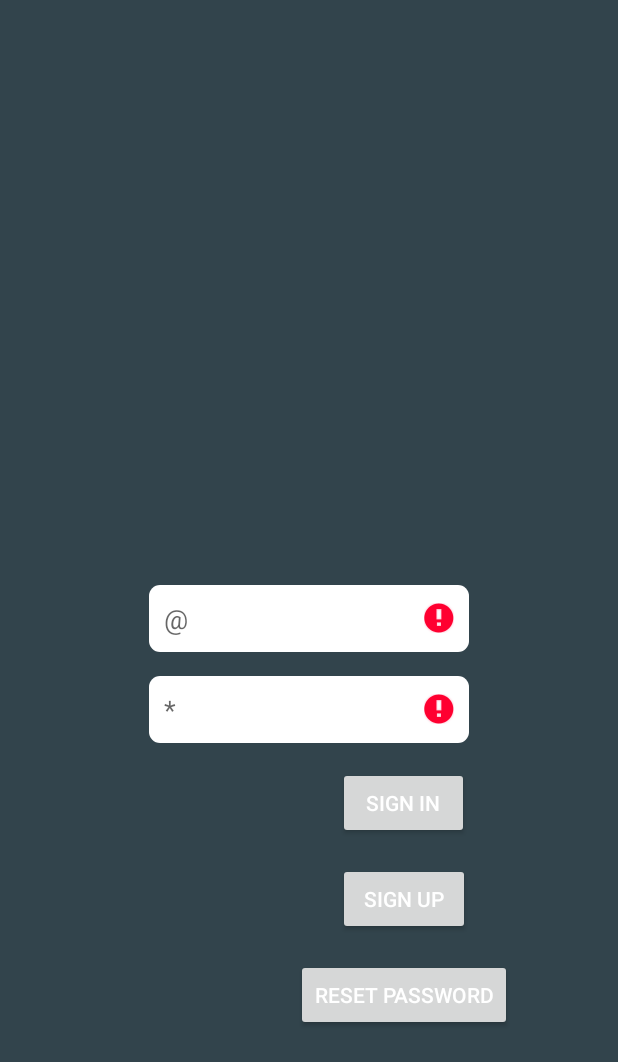
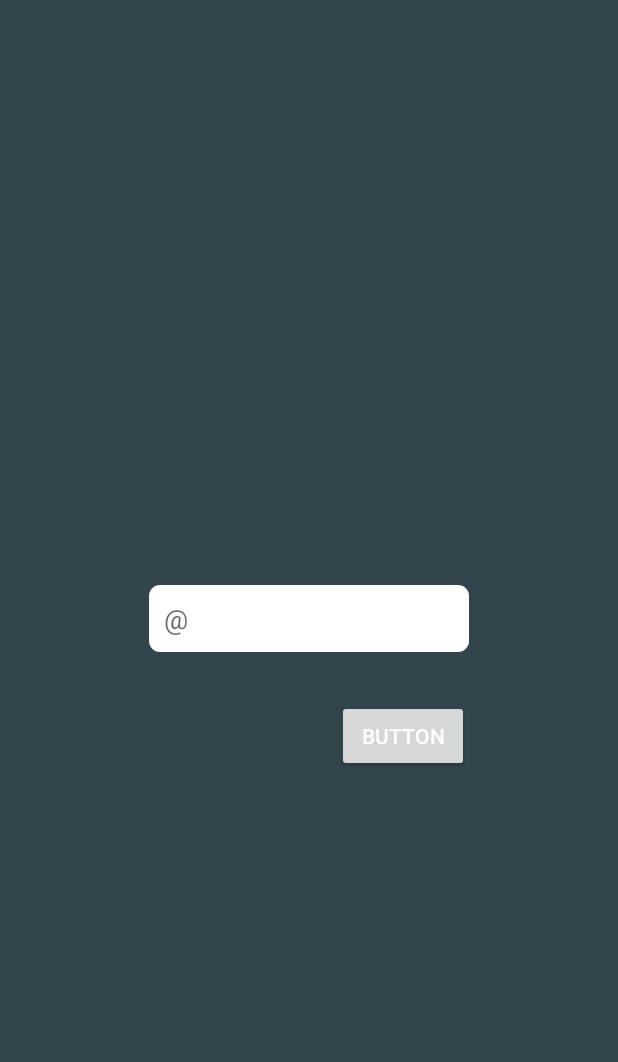
Before and after one commit to nikolaskratz/SpoQ, an Android app: the screen it shows after launch (SignInActivity before the commit, PasswordRecoveryActivity after it), after a tap on "RESET PASSWORD", on a phone screen of 412 x 824 dp. Shown: the top 1062 px of the screen. Run offline under Robolectric (Android 15) with nearby library versions, the phone set to English and light mode, and no system bars; our stand-ins replace Firebase (no records; nobody signed in at launch, a user with empty details on screens opened directly); 2 other taps on this screen came first.

Commit message:
Recovery password implemented, need to be polished up

```diff
--- a/app/src/main/AndroidManifest.xml
+++ b/app/src/main/AndroidManifest.xml
@@ -12,24 +12,23 @@
         android:roundIcon="@mipmap/ic_launcher_round"
         android:supportsRtl="true"
         android:theme="@style/MyTheme"
-
         tools:ignore="GoogleAppIndexingWarning">
-
+        <activity android:name=".PasswordRecoveryActivity"></activity>
         <activity android:name=".PlaylistSelect" />
         <activity android:name=".PlayQuiz" />
         <activity
             android:name=".MainAppActivity"
             android:label="@string/title_activity_main_app"
-            android:theme="@style/MyTheme" >
-        </activity>
+            android:theme="@style/MyTheme"></activity>
         <activity android:name=".QuizSummary" />
         <activity android:name=".SignInActivity">
             <intent-filter>
                 <action android:name="android.intent.action.MAIN" />
+
                 <category android:name="android.intent.category.LAUNCHER" />
             </intent-filter>
         </activity>
-        <activity android:name=".SignUpActivity"/>
+        <activity android:name=".SignUpActivity" />
         <activity android:name=".QuizLobbyActivity" />
     </application>
 
--- /dev/null
+++ b/app/src/main/java/com/example/nikolas/spotfiyusefirsttry/PasswordRecoveryActivity.java
@@ -0,0 +1,61 @@
+package com.example.nikolas.spotfiyusefirsttry;
+
+import android.support.annotation.NonNull;
+import android.support.v7.app.AppCompatActivity;
+import android.os.Bundle;
+import android.util.Log;
+import android.view.View;
+import android.widget.Button;
+import android.widget.EditText;
+
+import com.google.android.gms.tasks.OnCompleteListener;
+import com.google.android.gms.tasks.Task;
+import com.google.firebase.auth.FirebaseAuth;
+
+public class PasswordRecoveryActivity extends AppCompatActivity implements View.OnClickListener {
+
+    private static final String TAG = "PasswordRec_debug";
+    private EditText emailEt;
+    private Button recoveryBt;
+    private FirebaseAuth mAuth;
+
+
+    @Override
+    protected void onCreate(Bundle savedInstanceState) {
+        super.onCreate(savedInstanceState);
+        setContentView(R.layout.activity_password_recovery);
+
+        mAuth = FirebaseAuth.getInstance();
+
+        emailEt = findViewById(R.id.pass_rec_et);
+        recoveryBt = findViewById(R.id.pass_rec_bt);
+
+        recoveryBt.setOnClickListener(this);
+    }
+
+    @Override
+    public void onClick(View v) {
+        int i = v.getId();
+
+        if (i == recoveryBt.getId()) {
+            Log.d(TAG, "onClick:  ACTION");
+            sendRecoveryEmail();
+        }
+    }
+
+    private void sendRecoveryEmail() {
+        if (emailEt.length() > 0) {
+            String emailAddress = "kojandreas@gmail.com";
+
+            mAuth.sendPasswordResetEmail(emailEt.getText().toString())
+                    .addOnCompleteListener(new OnCompleteListener<Void>() {
+                        @Override
+                        public void onComplete(@NonNull Task<Void> task) {
+                            if (task.isSuccessful()) {
+                                Log.d(TAG, "Email sent.");
+                            }
+                        }
+                    });
+        }
+    }
+}
--- a/app/src/main/java/com/example/nikolas/spotfiyusefirsttry/SignInActivity.java
+++ b/app/src/main/java/com/example/nikolas/spotfiyusefirsttry/SignInActivity.java
@@ -68,16 +68,7 @@ public class SignInActivity extends AppCompatActivity implements View.OnClickLis
             else if ( i == R.id.signIn_reset_b) {
 
                 Log.d("CustomTag", "send mail: ");
-
-                // TODO: 1/29/2019 Create a new activity for reset password
-
-//                auth.sendPasswordResetEmail(emailAddress).then(function() {
-//                    // Email sent.
-//                }).catch(function(error) {
-//                    // An error happened.
-//                });
-
-
+                startActivity( new Intent(this, PasswordRecoveryActivity.class));
             }
     }
 
--- /dev/null
+++ b/app/src/main/res/layout/activity_password_recovery.xml
@@ -0,0 +1,31 @@
+<?xml version="1.0" encoding="utf-8"?>
+<android.support.constraint.ConstraintLayout xmlns:android="http://schemas.android.com/apk/res/android"
+    xmlns:app="http://schemas.android.com/apk/res-auto"
+    xmlns:tools="http://schemas.android.com/tools"
+    android:layout_width="match_parent"
+    android:layout_height="match_parent"
+    tools:context=".PasswordRecoveryActivity">
+
+    <Button
+        android:id="@+id/pass_rec_bt"
+        android:layout_width="wrap_content"
+        android:layout_height="wrap_content"
+        android:layout_marginTop="32dp"
+        android:text="Button"
+        app:layout_constraintEnd_toEndOf="@+id/pass_rec_et"
+        app:layout_constraintTop_toBottomOf="@+id/pass_rec_et" />
+
+    <EditText
+        android:id="@+id/pass_rec_et"
+        android:background="@drawable/edit_text_background"
+        android:padding="10dp"
+        android:layout_width="wrap_content"
+        android:layout_height="wrap_content"
+        android:ems="10"
+        android:hint="@string/email_hint"
+        android:inputType="textEmailAddress"
+        app:layout_constraintBottom_toBottomOf="parent"
+        app:layout_constraintEnd_toEndOf="parent"
+        app:layout_constraintStart_toStartOf="parent"
+        app:layout_constraintTop_toTopOf="parent" />
+</android.support.constraint.ConstraintLayout>
```
